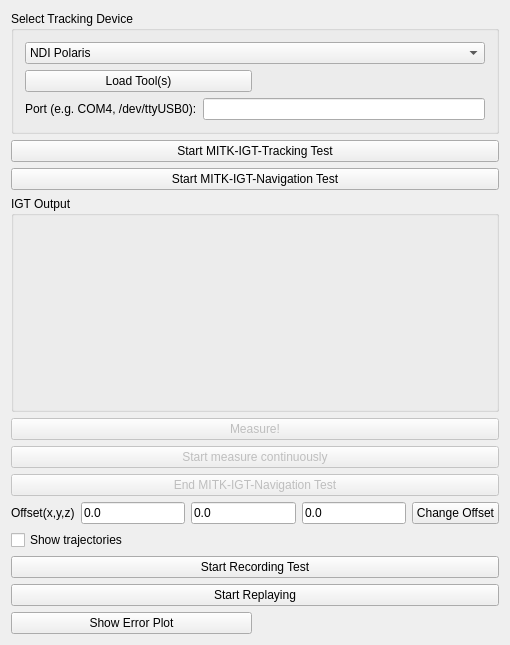
First picture: the form in Modules/Bundles/org.mitk.gui.qt.igtexample/src/internal/QmitkIGTExampleViewControls.ui, repository MITK/MITK, before the edit.
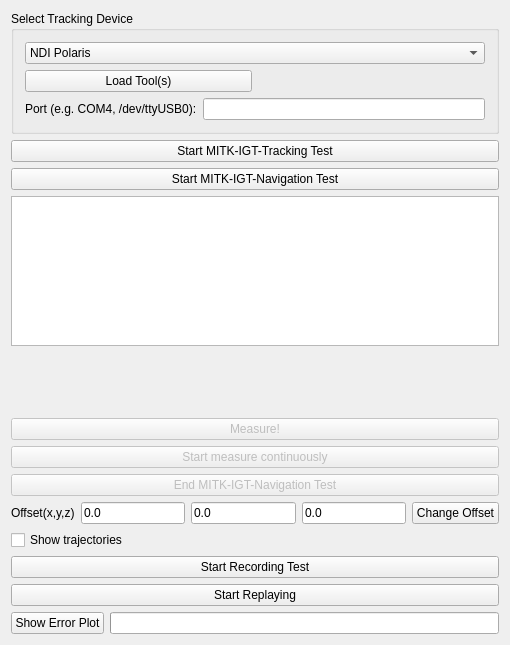
Second picture: the form after the edit. Custom widgets are drawn as their Qt base class.

Commit message: FIX (#3168): remove Q3SUPPORT dependency from QmitkIGTExampleView

Diff of the .ui file:
```diff
--- a/Modules/Bundles/org.mitk.gui.qt.igtexample/src/internal/QmitkIGTExampleViewControls.ui
+++ b/Modules/Bundles/org.mitk.gui.qt.igtexample/src/internal/QmitkIGTExampleViewControls.ui
@@ -21,11 +21,11 @@
   </property>
   <layout class="QVBoxLayout">
    <item>
-    <widget class="Q3GroupBox" name="m_TrackingDeviceContainer">
+    <widget class="QGroupBox" name="groupBox">
      <property name="title">
       <string>Select Tracking Device</string>
      </property>
-     <layout class="QVBoxLayout">
+     <layout class="QVBoxLayout" name="verticalLayout">
       <item>
        <widget class="QComboBox" name="m_TrackingDevice">
         <item>
@@ -118,32 +118,7 @@
     </widget>
    </item>
    <item>
-    <widget class="Q3GroupBox" name="groupBox1">
-     <property name="sizePolicy">
-      <sizepolicy hsizetype="MinimumExpanding" vsizetype="MinimumExpanding">
-       <horstretch>0</horstretch>
-       <verstretch>0</verstretch>
-      </sizepolicy>
-     </property>
-     <property name="title">
-      <string>IGT Output</string>
-     </property>
-     <layout class="QVBoxLayout">
-      <item>
-       <widget class="Q3TextEdit" name="m_TextOutput">
-        <property name="sizePolicy">
-         <sizepolicy hsizetype="Expanding" vsizetype="MinimumExpanding">
-          <horstretch>0</horstretch>
-          <verstretch>0</verstretch>
-         </sizepolicy>
-        </property>
-        <property name="minimumSize">
-         <size>
-          <width>0</width>
-          <height>100</height>
-         </size>
-        </property>
-       </widget>
+    <widget class="QTextEdit" name="m_TextOutput"/>
       </item>
       <item>
        <widget class="QmitkPlotWidget" name="m_ErrorPlot" native="true">
@@ -164,9 +139,6 @@
         </property>
        </widget>
       </item>
-     </layout>
-    </widget>
-   </item>
    <item>
     <widget class="QPushButton" name="m_MeasureBtn">
      <property name="enabled">
@@ -270,7 +242,14 @@
       </widget>
      </item>
      <item>
-      <widget class="Q3ProgressBar" name="m_ErrorBar"/>
+      <widget class="QProgressBar" name="m_ErrorBar">
+       <property name="value">
+        <number>0</number>
+       </property>
+       <property name="textVisible">
+        <bool>false</bool>
+       </property>
+      </widget>
      </item>
     </layout>
    </item>
@@ -278,28 +257,6 @@
  </widget>
  <layoutdefault spacing="6" margin="11"/>
  <customwidgets>
-  <customwidget>
-   <class>Q3GroupBox</class>
-   <extends>QGroupBox</extends>
-   <header>Qt3Support/Q3GroupBox</header>
-   <container>1</container>
-  </customwidget>
-  <customwidget>
-   <class>Q3Frame</class>
-   <extends>QFrame</extends>
-   <header>Qt3Support/Q3Frame</header>
-   <container>1</container>
-  </customwidget>
-  <customwidget>
-   <class>Q3TextEdit</class>
-   <extends>Q3Frame</extends>
-   <header>q3textedit.h</header>
-  </customwidget>
-  <customwidget>
-   <class>Q3ProgressBar</class>
-   <extends>QFrame</extends>
-   <header>Qt3Support/Q3ProgressBar</header>
-  </customwidget>
   <customwidget>
    <class>QmitkPlotWidget</class>
    <extends>QWidget</extends>
```
Lines whose indentation alone changed are shown as unchanged. The commit also changes 2 other files.
